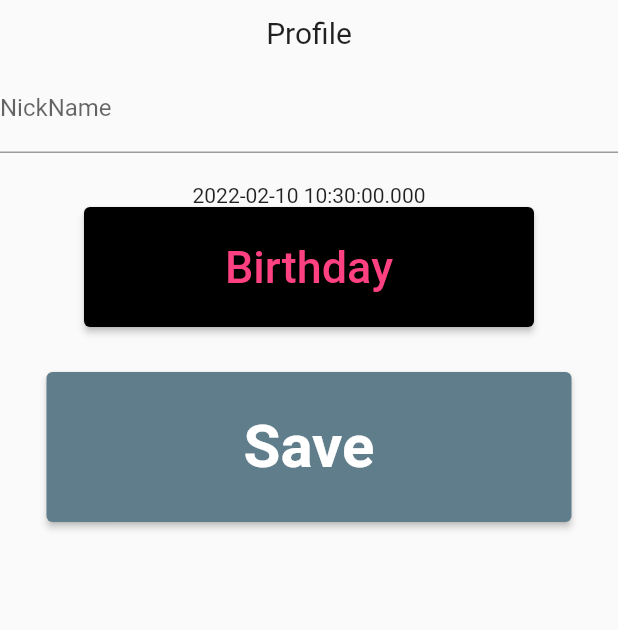
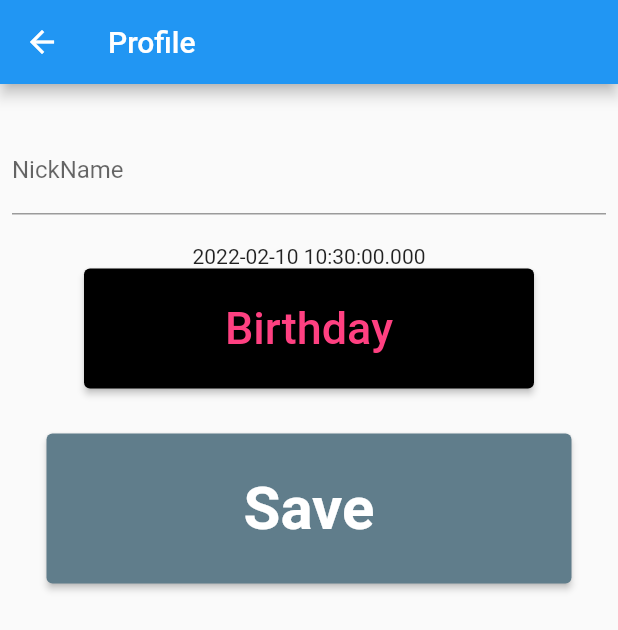
Before and after one commit to RuneNight/Kine, a Flutter app: the SettingsPage screen opened directly, on a phone screen of 412 x 824 dp. Shown: the top 630 px of the screen. Run offline on Flutter 3.47's test engine with Material 2 defaults, Android fonts, the phone set to English and light mode, and no system bars; our stand-ins replace cloud_firestore, file_picker, firebase_auth, firebase_core, flutter_chat_types, flutter_chat_ui and 3 more; accounts and stored records are empty.

Commit message:
設定画面

```diff
--- a/a/lib/pages/settings.dart
+++ b/a/lib/pages/settings.dart
@@ -1,8 +1,8 @@
+import 'package:a/builds/padding.dart';
+import 'package:a/builds/textfield.dart';
 import 'package:cloud_firestore/cloud_firestore.dart';
 import 'package:firebase_auth/firebase_auth.dart';
 import 'package:flutter/material.dart';
-import 'package:a/builds/padding.dart';
-import 'package:a/builds/textfield.dart';
 
 class SettingsPage extends StatefulWidget {
   const SettingsPage({Key? key}) : super(key: key);
@@ -33,15 +33,17 @@ class _SettingsPageState extends State<SettingsPage> {
     AppBar(
       title: const Text("Settings_Page"),
     );
-    return SingleChildScrollView(
-      child: Column(mainAxisAlignment: MainAxisAlignment.start, children: [
+    return Scaffold(
+      appBar: AppBar(
+        title: Text("Profile"),
+      ),
+      body: Padding(
+        padding: const EdgeInsets.all(8.0),
+        child: SingleChildScrollView(
+          child: Column(
+            mainAxisAlignment: MainAxisAlignment.start,
+            children: [
               buildPadding(5),
-        const Text(
-          'Profile',
-          style: TextStyle(
-            fontSize: 20,
-          ),
-        ),
               buildPadding(5),
               buildTextFormField('NickName', nicknameController),
               buildPadding(10),
@@ -51,7 +53,8 @@ class _SettingsPageState extends State<SettingsPage> {
                 height: 80,
                 child: ElevatedButton(
                   onPressed: () => _selectDate(context),
-            child: const Text('Birthday',
+                  child: const Text(
+                    'Birthday',
                     style: TextStyle(
                       color: Colors.pinkAccent,
                       fontSize: 30,
@@ -76,14 +79,18 @@ class _SettingsPageState extends State<SettingsPage> {
                         primary: Colors.blueGrey,
                       ),
                       onPressed: () async {
-                  final doc =
-                  FirebaseFirestore.instance.collection('users').doc(uid);
+                        final doc = FirebaseFirestore.instance
+                            .collection('users')
+                            .doc(uid);
                         doc.update({
                           'nickname': nicknameController.text,
                           'birthday': _date,
                         });
                       })),
-      ]),
+            ],
+          ),
+        ),
+      ),
     );
   }
 }
```
Lines whose indentation alone changed are shown as unchanged.
